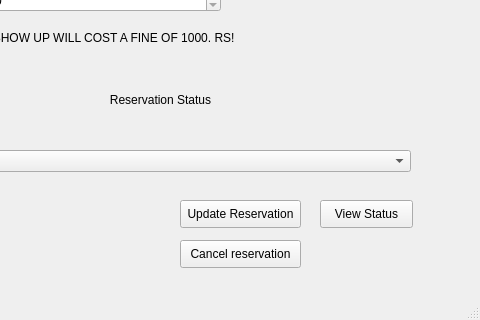
First picture: the form in ui_files/Reservation_Form.ui, repository TahaZahid05/Restaurant-Managment-System, before the edit; both pictures show x 160 to 640 and y 130 to 450 of the 640 by 450 pixel window.
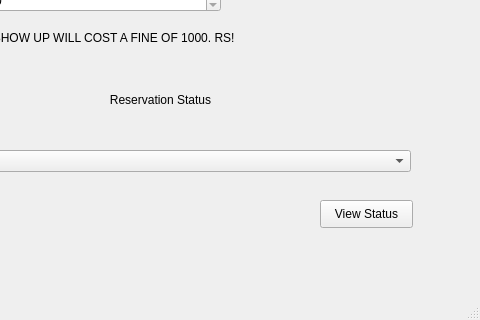
Second picture: the form after the edit.

Diff of the .ui file:
```diff
--- a/ui_files/Reservation_Form.ui
+++ b/ui_files/Reservation_Form.ui
@@ -161,32 +161,6 @@
      <string>View Status</string>
     </property>
    </widget>
-   <widget class="QPushButton" name="pushButton_3">
-    <property name="geometry">
-     <rect>
-      <x>340</x>
-      <y>330</y>
-      <width>121</width>
-      <height>28</height>
-     </rect>
-    </property>
-    <property name="text">
-     <string>Update Reservation</string>
-    </property>
-   </widget>
-   <widget class="QPushButton" name="pushButton_4">
-    <property name="geometry">
-     <rect>
-      <x>340</x>
-      <y>370</y>
-      <width>121</width>
-      <height>28</height>
-     </rect>
-    </property>
-    <property name="text">
-     <string>Cancel reservation</string>
-    </property>
-   </widget>
    <widget class="QLabel" name="label_7">
     <property name="geometry">
      <rect>
```
